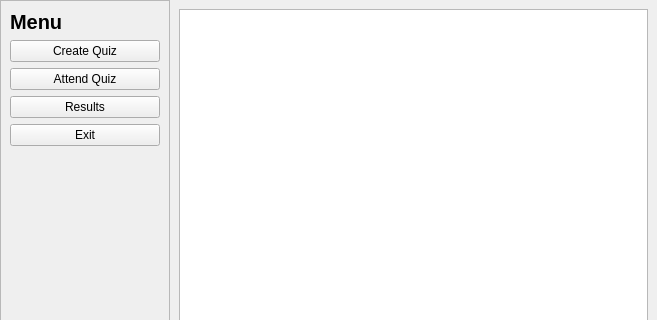
First picture: the form in main.ui, repository riyadbinaziz/SmartGrading, before the edit; both pictures show x 0 to 657 and y 0 to 320 of the 657 by 551 pixel window.
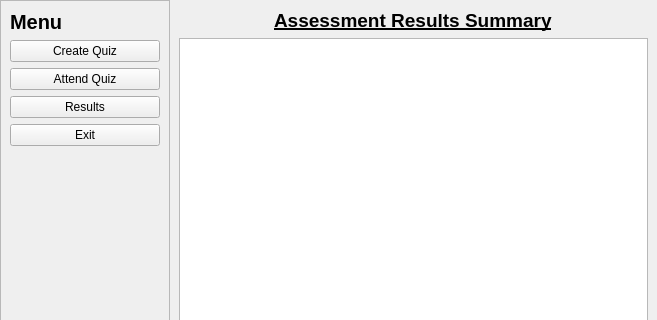
Second picture: the form after the edit. The open tabs and pages were chosen to show the change.

Commit message: result_page done

Diff of the .ui file:
```diff
--- a/main.ui
+++ b/main.ui
@@ -690,9 +690,24 @@
           </widget>
           <widget class="QWidget" name="results_stackwidget_page">
            <layout class="QGridLayout" name="gridLayout_2">
-            <item row="0" column="0">
+            <item row="1" column="0">
              <widget class="QTableView" name="result_tableview"/>
             </item>
+            <item row="0" column="0" alignment="Qt::AlignmentFlag::AlignHCenter">
+             <widget class="QLabel" name="result_summary_label">
+              <property name="font">
+               <font>
+                <family>Arial</family>
+                <pointsize>14</pointsize>
+                <bold>true</bold>
+                <underline>true</underline>
+               </font>
+              </property>
+              <property name="text">
+               <string>Assessment Results Summary</string>
+              </property>
+             </widget>
+            </item>
            </layout>
           </widget>
          </widget>
```
Left out of the diff: 2 changed lines with no effect on the pictures. The commit also changes 7 other files.
